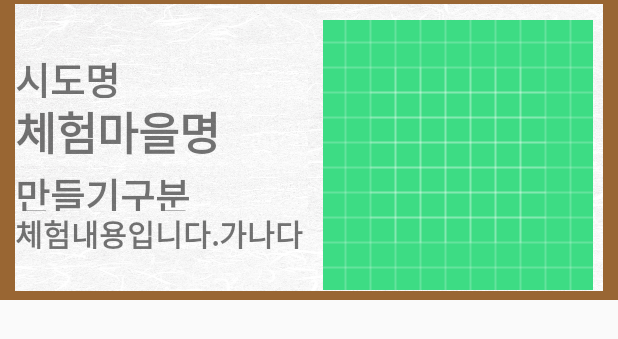
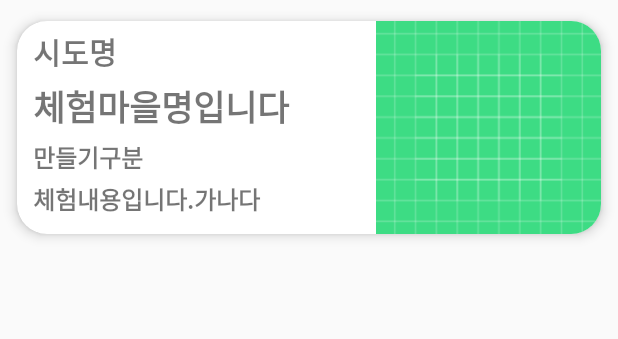
Before and after one commit to knu-data-runner/CountryTown, an Android app: the layout data_item.xml on its own in the app's theme, with its tools: preview values and no code run, on a phone screen of 412 x 824 dp. Shown: the top 339 px of the screen. Run offline under Robolectric (Android 15) with nearby library versions, the phone set to English and light mode, and no system bars.

Commit message:
style: Main 화면 CardView 사용 변경

```diff
--- a/app/src/main/AndroidManifest.xml
+++ b/app/src/main/AndroidManifest.xml
@@ -2,7 +2,7 @@
 <manifest xmlns:android="http://schemas.android.com/apk/res/android"
     package="com.DataRunner.CountryTown" >
 
-        <!--인터넷 접근-->
+    <!--인터넷 접근-->
     <uses-permission android:name="android.permission.INTERNET" />
 
     <application
--- a/app/src/main/java/com/DataRunner/CountryTown/Data.kt
+++ b/app/src/main/java/com/DataRunner/CountryTown/Data.kt
@@ -18,6 +18,6 @@ data class Data(
     val lat: Double,
     val lon: Double,
     val dataVersion: String,
-    val pic1 : String,
-    val pic2 : String
+    val imgUrl1 : String,
+    val imgUrl2 : String
 ) : Parcelable
--- a/app/src/main/java/com/DataRunner/CountryTown/DataAdapter.kt
+++ b/app/src/main/java/com/DataRunner/CountryTown/DataAdapter.kt
@@ -7,6 +7,7 @@ import android.view.ViewGroup
 import android.widget.ImageView
 import android.widget.TextView
 import androidx.recyclerview.widget.RecyclerView
+import com.bumptech.glide.Glide
 
 class DataAdapter(
     val context: Context,               // MainActivity
@@ -25,13 +26,14 @@ class DataAdapter(
         val dataTitle = itemView.findViewById<TextView>(R.id.title)
         val dataprogramType = itemView.findViewById<TextView>(R.id.programType)
         val dataprogramContent = itemView.findViewById<TextView>(R.id.programContent)
-        val dataPic1 = itemView.findViewById<ImageView>(R.id.imageView)
+        val dataImgUrl1 = itemView.findViewById<ImageView>(R.id.imageView)
 
         fun bind (data: Data, context: Context) {
             dataSido.text = data.sido
             dataTitle.text = data.title
             dataprogramType.text = data.programType
             dataprogramContent.text = data.programContent
+            Glide.with(itemView).load(data.imgUrl1).into(dataImgUrl1)
             itemView.setOnClickListener { itemClick(data) }
         }
     }
--- a/app/src/main/java/com/DataRunner/CountryTown/MainActivity.kt
+++ b/app/src/main/java/com/DataRunner/CountryTown/MainActivity.kt
@@ -53,82 +53,68 @@ class MainActivity : AppCompatActivity() {
         var popupMenu = PopupMenu(this, view)
         var inflater = popupMenu.menuInflater
         inflater.inflate(R.menu.popup_menu, popupMenu.menu)
+        dataList = arrayListOf<Data>()
         popupMenu.show()
         popupMenu.setOnMenuItemClickListener {
             when(it.itemId){
                 R.id.all -> {
                     btn.text = "전체"
-                    dataList = arrayListOf<Data>()
                     parsing("전체")
                 }
                 R.id.incheon -> {
                     btn.text = "인천"
-                    dataList = arrayListOf<Data>()
                     parsing("인천광역시")
                 }
                 R.id.gwangju -> {
                     btn.text = "광주"
-                    dataList = arrayListOf<Data>()
                     parsing("광주광역시")
                 }
                 R.id.daejeon -> {
                     btn.text = "대전"
-                    dataList = arrayListOf<Data>()
                     parsing("대전광역시")
                 }
                 R.id.ulsan -> {
                     btn.text = "울산"
-                    dataList = arrayListOf<Data>()
                     parsing("울산광역시")
                 }
                 R.id.sejong -> {
                     btn.text = "세종"
-                    dataList = arrayListOf<Data>()
                     parsing("세종특별자치시")
                 }
                 R.id.gyeonggi -> {
                     btn.text = "경기"
-                    dataList = arrayListOf<Data>()
                     parsing("경기도")
                 }
                 R.id.gangwon -> {
                     btn.text = "강원"
-                    dataList = arrayListOf<Data>()
                     parsing("강원도")
                 }
                 R.id.chungbuk -> {
                     btn.text = "충북"
-                    dataList = arrayListOf<Data>()
                     parsing("충청북도")
                 }
                 R.id.chungnam -> {
                     btn.text = "충남"
-                    dataList = arrayListOf<Data>()
                     parsing("충청남도")
                 }
                 R.id.jeonbuk -> {
                     btn.text = "전북"
-                    dataList = arrayListOf<Data>()
                     parsing("전라북도")
                 }
                 R.id.jeonnam -> {
                     btn.text = "전남"
-                    dataList = arrayListOf<Data>()
                     parsing("전라남도")
                 }
                 R.id.gyeongbuk -> {
                     btn.text = "경북"
-                    dataList = arrayListOf<Data>()
                     parsing("경상북도")
                 }
                 R.id.gyeongnam -> {
                     btn.text = "경남"
-                    dataList = arrayListOf<Data>()
                     parsing("경상남도")
                 }
                 R.id.jeju -> {
                     btn.text = "제주"
-                    dataList = arrayListOf<Data>()
                     parsing("제주특별자치도")
                 }
             }
--- a/app/src/main/res/layout/data_item.xml
+++ b/app/src/main/res/layout/data_item.xml
@@ -5,122 +5,74 @@
     android:layout_width="match_parent"
     android:layout_height="wrap_content">
 
+    <androidx.cardview.widget.CardView
+        android:id="@+id/card_view"
+        android:layout_width="match_parent"
+        android:layout_height="170dp"
+        app:cardCornerRadius="20dp"
+        app:cardUseCompatPadding="true"
+        app:cardElevation="5dp"
+        app:contentPaddingLeft="5dp"
+        tools:ignore="MissingConstraints" >
 
         <LinearLayout
-        android:layout_width="match_parent"
-        android:layout_height="200dp"
-        android:background="@drawable/list_line"
-        android:orientation="vertical"
-        app:layout_constraintEnd_toEndOf="parent"
-        tools:ignore="MissingConstraints">
-
-        <LinearLayout
-            android:layout_width="match_parent"
+            android:layout_width="200dp"
             android:layout_height="match_parent"
-            android:background="@drawable/background_img"
-            android:orientation="horizontal">
-
-            <LinearLayout
-                android:layout_width="wrap_content"
-                android:layout_height="wrap_content"
-                android:layout_gravity="center_vertical|left"
+            android:paddingLeft="5dp"
+            android:paddingTop="5dp"
+            android:paddingBottom="5dp"
             android:orientation="vertical">
 
             <TextView
                 android:id="@+id/sido"
-                    android:layout_width="195dp"
-                    android:layout_height="35dp"
-                    android:background="@drawable/background_img"
+                android:layout_width="match_parent"
+                android:layout_height="wrap_content"
                 android:fontFamily="@font/mapo"
                 android:gravity="center_vertical"
-                    android:paddingTop="3dp"
-                    android:textSize="25sp"
+                android:layout_marginBottom="4dp"
+                android:textSize="20sp"
                 android:textStyle="bold"
                 tools:text="시도명" />
 
             <TextView
                 android:id="@+id/title"
-                    android:layout_width="195dp"
-                    android:layout_height="45dp"
-                    android:background="@drawable/background_img"
+                android:layout_width="match_parent"
+                android:layout_height="wrap_content"
                 android:fontFamily="@font/mapo"
                 android:gravity="center_vertical"
-                    android:singleLine="true"
-                    android:textSize="30sp"
+                android:layout_marginBottom="4dp"
+                android:textSize="23sp"
                 android:textStyle="bold"
-                    tools:text="체험마을명" />
+                tools:text="체험마을명입니다" />
 
             <TextView
                 android:id="@+id/programType"
-                    android:layout_width="195dp"
-                    android:layout_height="30dp"
-                    android:background="@drawable/background_img"
+                android:layout_width="match_parent"
+                android:layout_height="wrap_content"
                 android:fontFamily="@font/mapo"
                 android:gravity="center_vertical"
-                    android:singleLine="true"
-                    android:textSize="25sp"
+                android:layout_marginBottom="4dp"
+                android:textSize="16sp"
                 android:textStyle="bold"
                 tools:text="만들기구분" />
 
             <TextView
                 android:id="@+id/programContent"
-                    android:layout_width="195dp"
-                    android:layout_height="25dp"
-                    android:background="@drawable/background_img"
+                android:layout_width="match_parent"
+                android:layout_height="wrap_content"
                 android:fontFamily="@font/mapo"
                 android:gravity="center_vertical"
-                    android:singleLine="true"
-                    android:textSize="20sp"
+                android:textSize="16sp"
                 android:textStyle="bold"
                 tools:text="체험내용입니다.가나다" />
         </LinearLayout>
 
         <ImageView
             android:id="@+id/imageView"
-                android:layout_width="180dp"
-                android:layout_height="180dp"
+            android:layout_width="150dp"
+            android:layout_height="150dp"
             android:layout_gravity="center_vertical|right"
-                android:layout_marginLeft="10dp"
-                android:layout_marginTop="5dp"
-                android:src="@drawable/ic_launcher_background" />
+            android:src="@drawable/ic_launcher_background"/>
 
-        </LinearLayout>
-    </LinearLayout>
-
-
-<!--    <LinearLayout-->
-<!--        android:layout_width="match_parent"-->
-<!--        android:layout_height="wrap_content"-->
-<!--        android:orientation="vertical"-->
-<!--        tools:ignore="MissingConstraints"-->
-<!--        android:background="@drawable/list_line">-->
-
-<!--        <TextView-->
-<!--            android:id="@+id/sido"-->
-<!--            android:background="@drawable/background_img"-->
-<!--            android:layout_width="match_parent"-->
-<!--            android:layout_height="35dp"-->
-<!--            app:layout_constraintBottom_toBottomOf="parent"-->
-<!--            app:layout_constraintTop_toTopOf="parent"-->
-<!--            app:layout_constraintVertical_bias="0.017"-->
-<!--            android:textSize="25sp"-->
-<!--            android:textStyle="bold"-->
-<!--            tools:text="시도명"-->
-<!--            android:paddingTop="3dp"-->
-<!--            android:gravity="center_vertical"-->
-<!--            android:fontFamily = "@font/mapo" />-->
-<!--        <TextView-->
-<!--            android:id="@+id/title"-->
-<!--            android:background="@drawable/background_img"-->
-<!--            android:layout_width="match_parent"-->
-<!--            android:layout_height="45dp"-->
-<!--            app:layout_constraintVertical_bias="0.017"-->
-<!--            android:textSize="30sp"-->
-<!--            android:textStyle="bold"-->
-<!--            tools:text="체험마을명"-->
-<!--            android:gravity="center_vertical"-->
-<!--            android:singleLine="true"-->
-<!--            android:fontFamily = "@font/mapo"/>-->
-<!--    </LinearLayout>-->
-
+    </androidx.cardview.widget.CardView>
 </androidx.constraintlayout.widget.ConstraintLayout>
--- a/app/src/main/res/values/styles.xml
+++ b/app/src/main/res/values/styles.xml
@@ -4,7 +4,7 @@
     <style name="AppTheme" parent="Theme.AppCompat.Light.DarkActionBar">
         <!-- Customize your theme here. -->
         <item name="colorPrimary">@color/main_color</item>
-        <item name="colorPrimaryDark">@color/colorWhite</item>
+        <item name="colorPrimaryDark">@color/main_color</item>
         <item name="colorAccent">@color/colorAccent</item>
 
         <item name="android:popupMenuStyle">@style/PopupMenu</item>
@@ -36,9 +36,4 @@
         <item name="android:textColor">@color/blue</item>
         <item name="android:textSize">15dp</item>
     </style>
-
-
-
-
-
 </resources>
--- a/build.gradle
+++ b/build.gradle
@@ -21,6 +21,7 @@ allprojects {
         google()
         jcenter()
         maven{ url 'https://navercorp.bintray.com/maps' } // 네이버 지도 저장소
+        mavenCentral()
     }
 }
 
```
Also changed, not shown: app/build.gradle (+10 -3 lines). Lines whose indentation alone changed are shown as unchanged.
